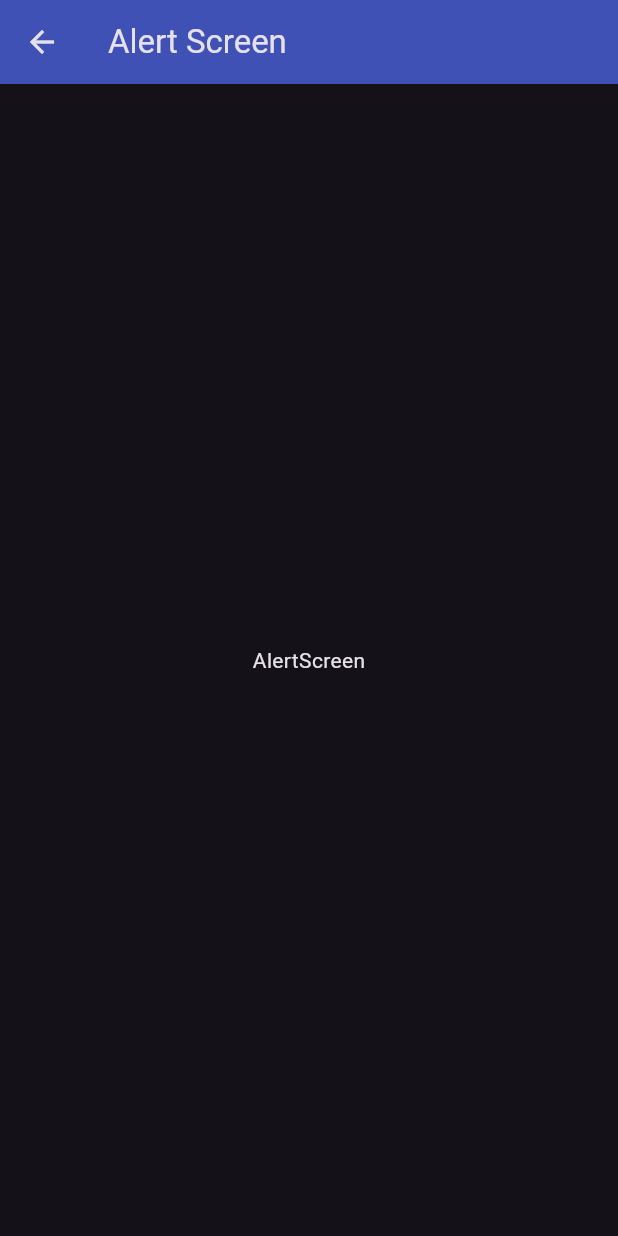
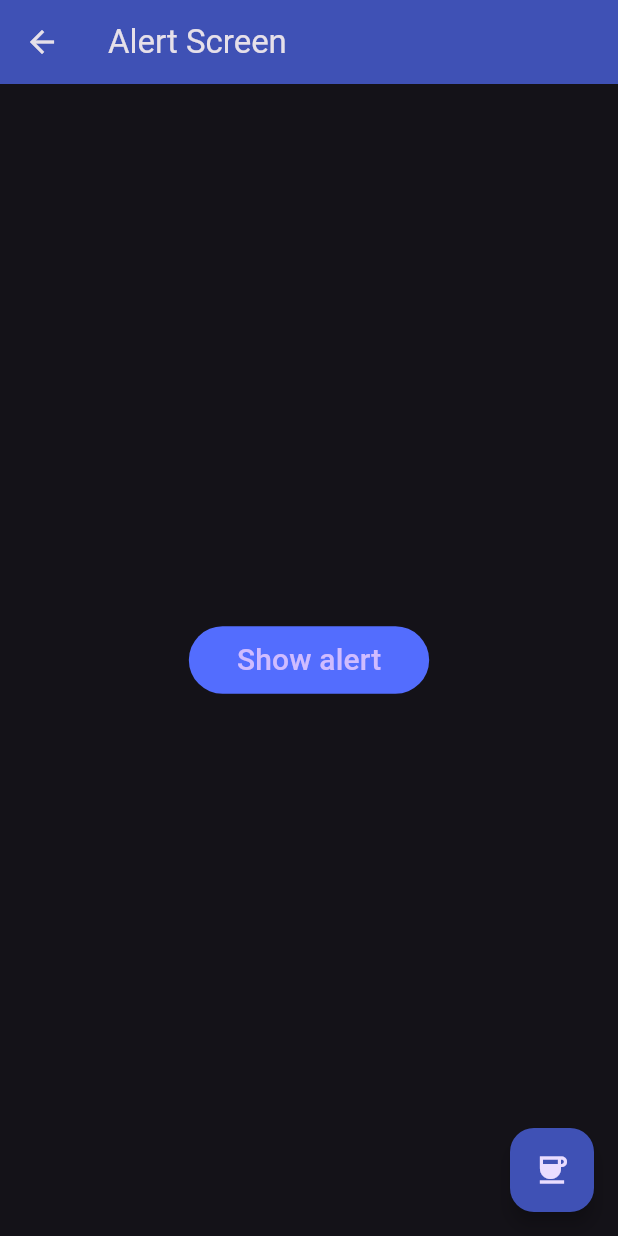
Before and after one commit to ByteRaider/flutter_components_playground, a Flutter app: the AlertScreen screen opened by its route, on a phone screen of 412 x 824 dp. Run offline on Flutter 3.47's test engine with Material 3 defaults, Android fonts, the phone set to English and light mode, and no system bars.

Commit message:
Add alert buttom dialog

```diff
--- a/lib/screens/alert_screen.dart
+++ b/lib/screens/alert_screen.dart
@@ -2,13 +2,47 @@ import 'package:flutter/material.dart';
 
 class AlertScreen extends StatelessWidget {
   const AlertScreen({super.key});
+  void displayDialog(BuildContext context) {
+    showDialog(
+        barrierDismissible: true,
+        context: context,
+        builder: (context) {
+          return AlertDialog(
+              shape: RoundedRectangleBorder(
+                  borderRadius: BorderRadiusDirectional.circular(20)),
+              title: const Text('This is an alert'),
+              icon: const Icon(Icons.warning_amber_rounded,
+                  color: Colors.red, size: 40),
+              content: const Column(mainAxisSize: MainAxisSize.min, children: [
+                Text('This is content inside an alert'),
+              ]),
+              actions: [
+                TextButton(
+                  child: const Text('Cancel'),
+                  onPressed: () => Navigator.pop(context),
+                )
+              ]);
+        });
+  }
 
   @override
   Widget build(BuildContext context) {
     return Scaffold(
       appBar: AppBar(title: const Text('Alert Screen')),
-      body: const Center(
-        child: Text('AlertScreen'),
+      body: Center(
+        child: ElevatedButton(
+            onPressed: () => displayDialog(context),
+            child: const Padding(
+              padding: EdgeInsets.all(8.0),
+              child: Text('Show alert', style: TextStyle(fontSize: 20)),
+            )),
+      ),
+      floatingActionButton: FloatingActionButton(
+        child: const Padding(
+          padding: EdgeInsets.all(8.0),
+          child: Icon(Icons.coffee_sharp),
+        ),
+        onPressed: () => Navigator.pop(context),
       ),
     );
   }
--- a/lib/themes/app_theme.dart
+++ b/lib/themes/app_theme.dart
@@ -14,5 +14,16 @@ class AppTheme {
     // TextButton Theme
     textButtonTheme: TextButtonThemeData(
       style: TextButton.styleFrom(foregroundColor: secondary),
-      ));
+    ),
+    floatingActionButtonTheme: const FloatingActionButtonThemeData(
+      backgroundColor: primary,
+      elevation: 5,
+    ),
+    elevatedButtonTheme: ElevatedButtonThemeData(
+        style: ElevatedButton.styleFrom(
+      backgroundColor: secondary,
+      shape: const StadiumBorder(),
+      elevation: 0,
+    )),
+  );
 }
--- a/lib/widgets/custom_card_type_2.dart
+++ b/lib/widgets/custom_card_type_2.dart
@@ -1,6 +1,5 @@
 import 'package:fl_components/themes/app_theme.dart';
 import 'package:flutter/material.dart';
-import 'package:flutter/widgets.dart';
 
 class CustomCardType2 extends StatelessWidget {
   final String? name;
```
Lines whose indentation alone changed are shown as unchanged.
